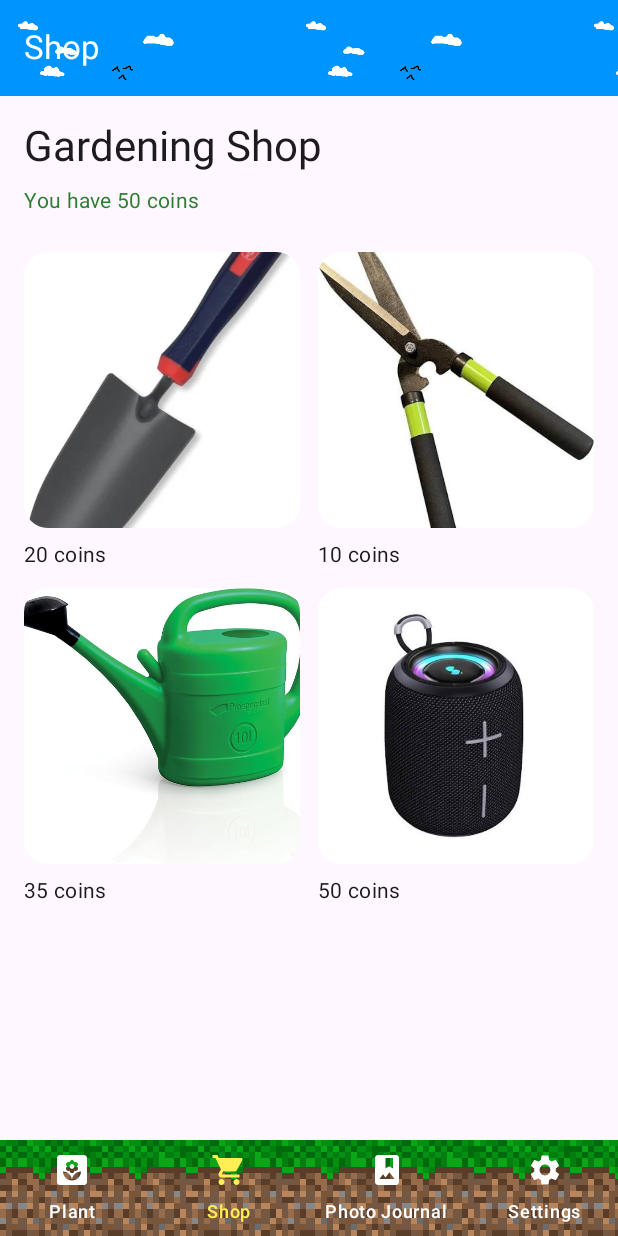
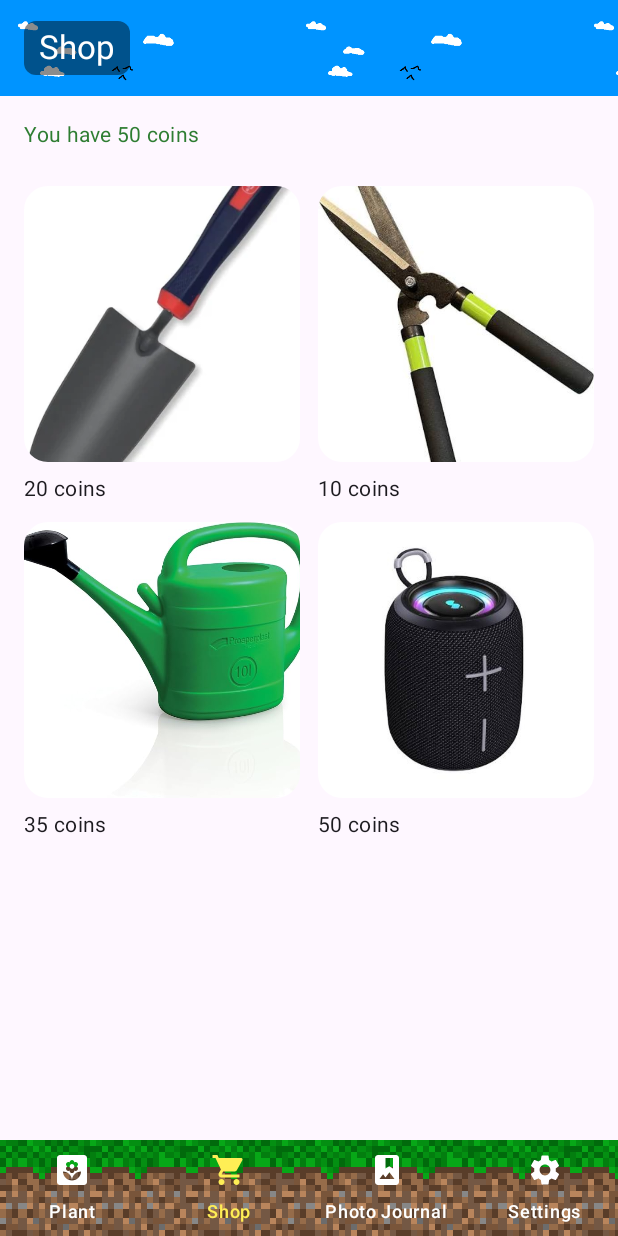
Before and after one commit to Silviu-Sri/Android-Project-3144757, an Android app built with Jetpack Compose: the screen it shows after launch (MainActivity), item 2 of the bottom bar chosen, on a phone screen of 412 x 824 dp. Run offline under Robolectric (Android 15) with nearby library versions, the phone set to English and light mode, and no system bars.

Commit message:
Changed the nav again

```diff
--- a/app/src/main/java/com/griffith/androidproject_3144757/MainActivity.kt
+++ b/app/src/main/java/com/griffith/androidproject_3144757/MainActivity.kt
@@ -13,11 +13,23 @@ import androidx.activity.compose.setContent
 import androidx.activity.enableEdgeToEdge
 import androidx.annotation.RequiresApi
 import androidx.compose.foundation.layout.Box
+import androidx.compose.foundation.layout.Column
+import androidx.compose.foundation.layout.Arrangement
 import androidx.compose.foundation.layout.asPaddingValues
 import androidx.compose.foundation.layout.height
 import androidx.compose.foundation.layout.fillMaxSize
 import androidx.compose.foundation.layout.fillMaxWidth
 import androidx.compose.foundation.layout.padding
+import androidx.compose.foundation.background
+import androidx.compose.foundation.shape.RoundedCornerShape
+import androidx.compose.ui.draw.clip
+import androidx.compose.ui.text.font.FontWeight
+import androidx.compose.ui.unit.sp
+import java.time.LocalDateTime
+import java.time.format.DateTimeFormatter
+import kotlinx.coroutines.delay
+import kotlin.time.Duration.Companion.milliseconds
+import androidx.compose.runtime.LaunchedEffect
 import androidx.compose.material3.Icon
 import androidx.compose.material3.MaterialTheme
 import androidx.compose.material3.Scaffold
@@ -97,6 +109,26 @@ fun MainScreen(onLanguageChange: (String) -> Unit) {
         mutableIntStateOf(0)
     }
 
+    var currentDateTime by remember {
+        mutableStateOf(LocalDateTime.now())
+    }
+
+    LaunchedEffect(Unit) {
+        while (true) {
+            currentDateTime = LocalDateTime.now()
+            delay(1000L.milliseconds)
+        }
+    }
+
+    val dateFormatter = DateTimeFormatter.ofPattern(
+        "EEEE, dd MMMM yyyy",
+        LocalConfiguration.current.locales[0]
+    )
+
+    val timeFormatter = DateTimeFormatter.ofPattern(
+        "HH:mm:ss"
+    )
+
     val context = LocalContext.current
     val dirtBitmap = remember {
         BitmapFactory.decodeResource(context.resources, R.drawable.bottom_nav_dirt)
@@ -153,7 +185,34 @@ fun MainScreen(onLanguageChange: (String) -> Unit) {
                     }
             ) {
                 TopAppBar(
-                    title = { Text(titles[selectedTab], color = Color.White) },
+                    title = {
+                        Box(
+                            modifier = Modifier
+                                .clip(RoundedCornerShape(8.dp))
+                                .background(Color.Black.copy(alpha = 0.45f))
+                                .padding(horizontal = 10.dp, vertical = 4.dp)
+                        ) {
+                            if (selectedTab == 0) {
+                                Column(
+                                    verticalArrangement = Arrangement.spacedBy(1.dp)
+                                ) {
+                                    Text(
+                                        text = currentDateTime.format(dateFormatter),
+                                        fontSize = 12.sp,
+                                        color = Color.White
+                                    )
+                                    Text(
+                                        text = currentDateTime.format(timeFormatter),
+                                        fontSize = 16.sp,
+                                        fontWeight = FontWeight.Bold,
+                                        color = Color(0xFFFFEE55)
+                                    )
+                                }
+                            } else {
+                                Text(titles[selectedTab], color = Color.White)
+                            }
+                        }
+                    },
                     colors = TopAppBarDefaults.topAppBarColors(
                         containerColor = Color.Transparent
                     )
--- a/app/src/main/java/com/griffith/androidproject_3144757/pages/PhotoJournalScreen.kt
+++ b/app/src/main/java/com/griffith/androidproject_3144757/pages/PhotoJournalScreen.kt
@@ -32,12 +32,6 @@ fun PhotoJournalScreen() {
             .padding(16.dp)
     ) {
 
-        Text(
-            text = stringResource(R.string.photo_journal),
-            style = MaterialTheme.typography.headlineMedium
-        )
-
-        Spacer(modifier = Modifier.height(8.dp))
 
         Row(
             modifier = Modifier.fillMaxWidth(),
--- a/app/src/main/java/com/griffith/androidproject_3144757/pages/PlantScreen.kt
+++ b/app/src/main/java/com/griffith/androidproject_3144757/pages/PlantScreen.kt
@@ -3,80 +3,20 @@ package com.griffith.androidproject_3144757.pages
 import android.os.Build
 import androidx.annotation.RequiresApi
 import androidx.compose.foundation.layout.*
-import androidx.compose.foundation.shape.RoundedCornerShape
-import androidx.compose.material3.*
 import androidx.compose.runtime.*
 import androidx.compose.ui.Modifier
-import androidx.compose.ui.unit.dp
-import androidx.compose.ui.unit.sp
-import androidx.compose.ui.text.font.FontWeight
-import kotlinx.coroutines.delay
-import java.time.LocalDateTime
-import java.time.format.DateTimeFormatter
-import androidx.compose.ui.platform.LocalConfiguration
+import androidx.compose.ui.layout.ContentScale
+import androidx.compose.ui.res.painterResource
 import androidx.compose.ui.res.stringResource
-import kotlin.time.Duration.Companion.milliseconds
 import androidx.compose.foundation.Image
-import androidx.compose.ui.res.painterResource
-import androidx.compose.ui.layout.ContentScale
 import com.griffith.androidproject_3144757.R
 
 @RequiresApi(Build.VERSION_CODES.O)
 @Composable
 fun PlantScreen() {
-
-    var currentDateTime by remember {
-        mutableStateOf(LocalDateTime.now())
-    }
-
-    LaunchedEffect(Unit) {
-        while (true) {
-            currentDateTime = LocalDateTime.now()
-            delay(1000L.milliseconds)
-        }
-    }
-
-    val dateFormatter = DateTimeFormatter.ofPattern(
-        "EEEE, dd MMMM yyyy",
-        LocalConfiguration.current.locales[0]
-    )
-
-    val timeFormatter = DateTimeFormatter.ofPattern(
-        "HH:mm:ss"
-    )
-
     Column(
         modifier = Modifier.fillMaxSize()
     ) {
-
-        Card(
-            modifier = Modifier
-                .padding(16.dp)
-                .fillMaxWidth(),
-            shape = RoundedCornerShape(16.dp),
-            colors = CardDefaults.cardColors(
-                containerColor = MaterialTheme.colorScheme.surfaceVariant
-            )
-        ) {
-            Column(
-                modifier = Modifier.padding(12.dp),
-                verticalArrangement = Arrangement.spacedBy(4.dp)
-            ) {
-                Text(
-                    text = currentDateTime.format(dateFormatter),
-                    fontSize = 14.sp,
-                    fontWeight = FontWeight.Medium
-                )
-
-                Text(
-                    text = currentDateTime.format(timeFormatter),
-                    fontSize = 24.sp,
-                    fontWeight = FontWeight.Bold,
-                    color = MaterialTheme.colorScheme.primary
-                )
-            }
-        }
-
         Image(
             painter = painterResource(id = R.drawable.plant_image_3),
             contentDescription = stringResource(R.string.plant_picture),
@@ -85,6 +25,5 @@ fun PlantScreen() {
                 .weight(1f),
             contentScale = ContentScale.Crop
         )
-
     }
 }
--- a/app/src/main/java/com/griffith/androidproject_3144757/pages/SettingsScreen.kt
+++ b/app/src/main/java/com/griffith/androidproject_3144757/pages/SettingsScreen.kt
@@ -41,12 +41,6 @@ fun SettingsScreen(onLanguageChange: (String) -> Unit) {
         verticalArrangement = Arrangement.spacedBy(20.dp)
     ) {
 
-        Text(
-            text = stringResource(R.string.settings),
-            style = MaterialTheme.typography.headlineMedium
-        )
-
-        HorizontalDivider()
 
         Text(
             text = stringResource(R.string.volume_level, volume.toInt()),
--- a/app/src/main/java/com/griffith/androidproject_3144757/pages/ShopScreen.kt
+++ b/app/src/main/java/com/griffith/androidproject_3144757/pages/ShopScreen.kt
@@ -32,12 +32,6 @@ fun ShopScreen() {
             .padding(16.dp)
     ) {
 
-        Text(
-            text = stringResource(R.string.gardening_shop),
-            style = MaterialTheme.typography.headlineMedium
-        )
-
-        Spacer(modifier = Modifier.height(8.dp))
 
         Row(
             modifier = Modifier.fillMaxWidth(),
```
